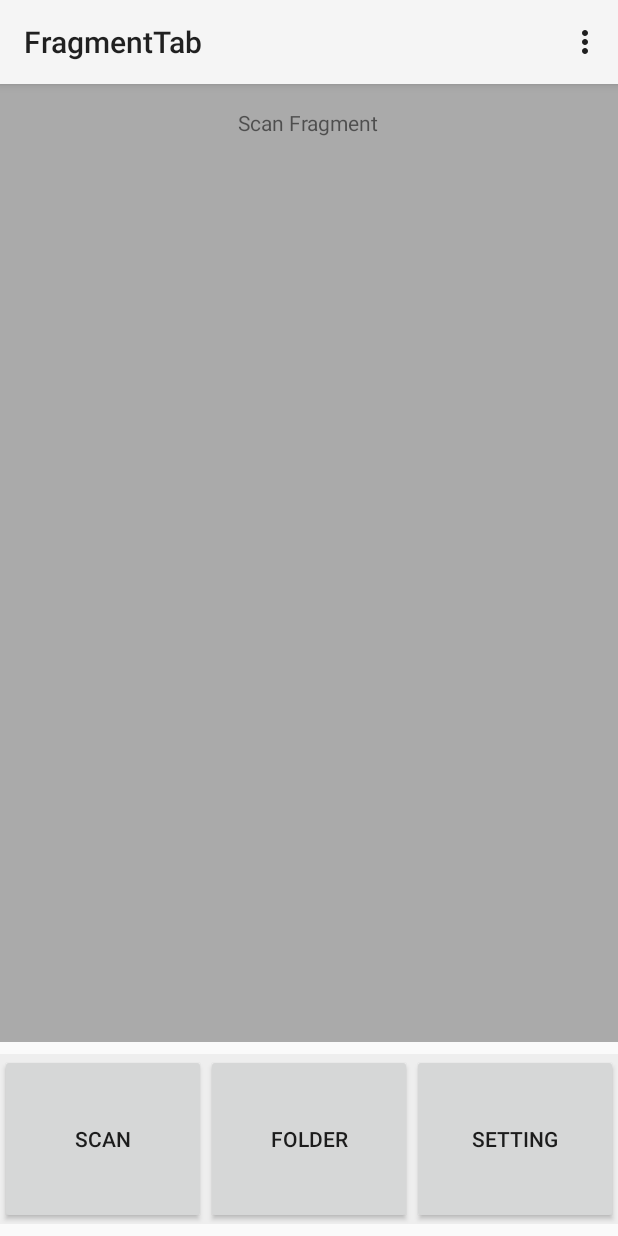
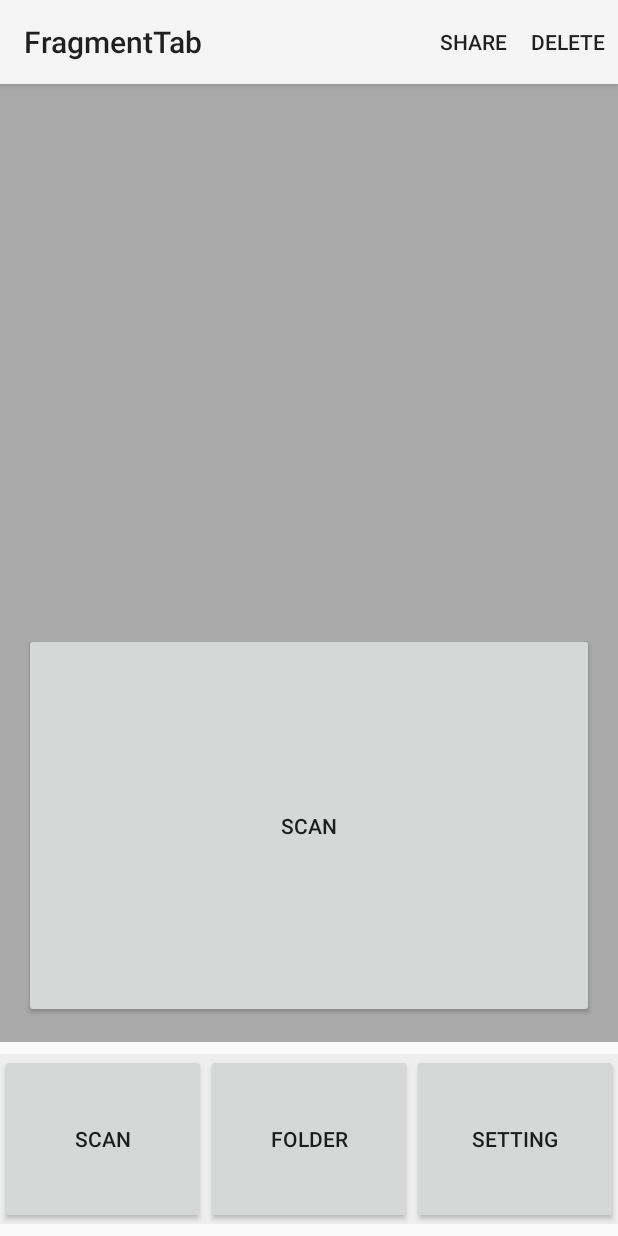
Before and after one commit to hs9021401/FragmentTab, an Android app: the screen it shows after launch (MainActivity), on a phone screen of 412 x 824 dp. Run offline under Robolectric (Android 15) with nearby library versions, the phone set to English and light mode, and no system bars.

Commit message:
Scan Command
http://[ IP ]/cgi-bin/[ Function ].cgi?[ Parameter ]
getstatus
Ready, NotReadyORBusy    X
doscan
OK    X
getimagecount
0-100    X
getimage
IMAGE OF JPEG  0-100
=======================================
Flow需要修改->> 下scan命令後, 需要一直去poll status是否ready, Ready才去抓張數->> 再下載圖片

```diff
--- a/app/src/main/AndroidManifest.xml
+++ b/app/src/main/AndroidManifest.xml
@@ -5,6 +5,7 @@
     <uses-permission android:name="android.permission.WRITE_EXTERNAL_STORAGE"/>
     <uses-permission android:name="android.permission.READ_EXTERNAL_STORAGE"/>
     <uses-permission android:name="android.permission.INTERNET"/>
+    <uses-permission android:name="android.permission.ACCESS_NETWORK_STATE"/>
 
     <application
         android:allowBackup="true"
--- a/app/src/main/java/com/foxlinkimage/alex/fragmenttab/FolderFrag.java
+++ b/app/src/main/java/com/foxlinkimage/alex/fragmenttab/FolderFrag.java
@@ -19,7 +19,7 @@ import java.util.ArrayList;
  * Created by Alex on 2015/3/11.
  */
 public class FolderFrag extends Fragment{
-    public final static String root_FolderPath = Environment.getExternalStoragePublicDirectory(Environment.DIRECTORY_PICTURES).getPath()+ "/MyPicFolder";
+    final static String root_FolderPath = Environment.getExternalStoragePublicDirectory(Environment.DIRECTORY_PICTURES).getPath()+ "/MyPicFolder";
     FileBaseAdapter fileBaseAdapter;
     TextView location;
     ListView fileList;
--- a/app/src/main/java/com/foxlinkimage/alex/fragmenttab/MainActivity.java
+++ b/app/src/main/java/com/foxlinkimage/alex/fragmenttab/MainActivity.java
@@ -6,7 +6,6 @@ import android.view.Menu;
 import android.view.MenuItem;
 
 public class MainActivity extends ActionBarActivity{
-    public final static int MENU_OPTION_SHARE = Menu.FIRST, MENU_OPTION_DELETE = Menu.FIRST +1;
     @Override
     protected void onCreate(Bundle savedInstanceState) {
         super.onCreate(savedInstanceState);
@@ -21,8 +20,7 @@ public class MainActivity extends ActionBarActivity{
 
     @Override
     public boolean onCreateOptionsMenu(Menu menu) {
-        menu.add(0, MENU_OPTION_SHARE, 0 , "分享");
-        menu.add(0, MENU_OPTION_DELETE, 1 , "刪除");
+        getMenuInflater().inflate(R.menu.menu_main, menu);
         return super.onCreateOptionsMenu(menu);
     }
 
--- a/app/src/main/java/com/foxlinkimage/alex/fragmenttab/MenuFragment.java
+++ b/app/src/main/java/com/foxlinkimage/alex/fragmenttab/MenuFragment.java
@@ -29,9 +29,9 @@ public class MenuFragment extends Fragment {
         fragmentTransaction = getFragmentManager().beginTransaction().add(R.id.container, frag);
         fragmentTransaction.commit();
 
-        Button btnScan = (Button)view.findViewById(R.id.buttonScan);
-        Button btnFolder = (Button)view.findViewById(R.id.buttonFolder);
-        Button btnSetting = (Button)view.findViewById(R.id.buttonSetting);
+        Button btnScan = (Button)view.findViewById(R.id.MenuBtnScan);
+        Button btnFolder = (Button)view.findViewById(R.id.MenuBtnFolder);
+        Button btnSetting = (Button)view.findViewById(R.id.MenuBtnSetting);
 
         btnScan.setOnClickListener(new View.OnClickListener() {
             @Override
--- a/app/src/main/java/com/foxlinkimage/alex/fragmenttab/ScanFrag.java
+++ b/app/src/main/java/com/foxlinkimage/alex/fragmenttab/ScanFrag.java
@@ -1,16 +1,50 @@
 package com.foxlinkimage.alex.fragmenttab;
 
+import android.content.Context;
+import android.content.Intent;
+import android.net.ConnectivityManager;
+import android.os.AsyncTask;
 import android.os.Bundle;
+import android.provider.Settings;
 import android.support.annotation.Nullable;
 import android.support.v4.app.Fragment;
 import android.view.LayoutInflater;
 import android.view.View;
 import android.view.ViewGroup;
+import android.widget.Button;
+import android.widget.TextView;
+import android.widget.Toast;
+
+import org.apache.http.HttpEntity;
+import org.apache.http.HttpResponse;
+import org.apache.http.client.ClientProtocolException;
+import org.apache.http.client.HttpClient;
+import org.apache.http.client.methods.HttpGet;
+import org.apache.http.impl.client.DefaultHttpClient;
+import org.apache.http.params.HttpConnectionParams;
+import org.apache.http.params.HttpParams;
+import org.apache.http.util.EntityUtils;
+
+import java.io.IOException;
 
 /**
  * Created by Alex on 2015/3/11.
  */
 public class ScanFrag extends Fragment {
+    static final String CMD_GET_STATUS = "getstatus";
+    static final String CMD_DO_SCAN = "doscan";
+    static final String CMD_GET_IMAGE_COUNT = "getimagecount";
+    static final String CMD_GET_IMAGE = "getimage";
+
+    static final String RESP_NotReadyORBusy = "NotReadyORBusy";
+
+    HttpClient httpClient;
+    String strResultMsgSend;
+    TextView txtResult;
+    Button btnScan;
+    int iImgCount;
+
+
     public ScanFrag()
     {}
 
@@ -19,4 +53,71 @@ public class ScanFrag extends Fragment {
         View rootView = inflater.inflate(R.layout.fragment_scan,null);
         return rootView;
     }
+
+    @Override
+    public void onViewCreated(View view, @Nullable Bundle savedInstanceState) {
+        txtResult = (TextView)view.findViewById(R.id.txtResult);
+        btnScan =(Button)view.findViewById(R.id.btnScan);
+        super.onViewCreated(view, savedInstanceState);
+        btnScan.setOnClickListener(new View.OnClickListener() {
+            @Override
+            public void onClick(View v) {
+                MyAsyncTask GetStatus = new MyAsyncTask();
+                GetStatus.execute(CMD_GET_STATUS,CMD_DO_SCAN,CMD_GET_IMAGE_COUNT);
+            }
+        });
+    }
+
+    class MyAsyncTask extends AsyncTask<String,String,Void>
+    {
+        @Override
+        protected void onProgressUpdate(String... values) {
+            txtResult.setText(txtResult.getText() + "\n" + values[0]);
+        }
+
+        @Override
+        protected Void doInBackground(String... params) {
+            /// /取得系統資訊的網路狀態
+            ConnectivityManager mConnMgr = (ConnectivityManager)getActivity().getSystemService(Context.CONNECTIVITY_SERVICE);
+            if(mConnMgr.getActiveNetworkInfo() == null)
+            {
+                Toast.makeText(getActivity(), "No network service...", Toast.LENGTH_SHORT).show();
+                Intent intent = new Intent(Settings.ACTION_SETTINGS);
+                startActivity(intent);
+            }else {
+
+                for (int i = 0; i < params.length; i++) {
+                    if(!isCancelled()) {
+                        httpClient = new DefaultHttpClient();
+                        try {
+                            HttpGet get = new HttpGet("http://10.1.20.85/cgi-bin/" + params[i] + ".cgi?");
+                            HttpParams httpParams = get.getParams();
+                            //設定connection timeout 5秒
+                            HttpConnectionParams.setConnectionTimeout(httpParams,5000);
+
+                            HttpResponse response = httpClient.execute(get);
+                            HttpEntity entity = response.getEntity();
+                            strResultMsgSend = EntityUtils.toString(entity).trim();
+                            publishProgress(strResultMsgSend);
+                            if(strResultMsgSend.equals(RESP_NotReadyORBusy)) {
+                                this.cancel(true);
+                                break;
+                            }
+                        } catch (ClientProtocolException ex) {
+                            publishProgress(ex.getMessage());
+                            break;
+                        }catch(IOException ex)
+                        {
+                            publishProgress(ex.getMessage());
+                            break;
+                        }
+
+                    }
+                }
+
+            }
+            return  null;
+        }
+    }
+
 }
--- a/app/src/main/res/layout/fragment_menu.xml
+++ b/app/src/main/res/layout/fragment_menu.xml
@@ -7,20 +7,20 @@
         android:layout_width="0dp"
         android:layout_height="match_parent"
         android:text="Scan"
-        android:id="@+id/buttonScan"
+        android:id="@+id/MenuBtnScan"
         android:layout_weight="1" />
 
     <Button
         android:layout_width="0dp"
         android:layout_height="match_parent"
         android:text="Folder"
-        android:id="@+id/buttonFolder"
+        android:id="@+id/MenuBtnFolder"
         android:layout_weight="1" />
 
     <Button
         android:layout_width="0dp"
         android:layout_height="match_parent"
         android:text="Setting"
-        android:id="@+id/buttonSetting"
+        android:id="@+id/MenuBtnSetting"
         android:layout_weight="1" />
 </LinearLayout>
--- a/app/src/main/res/layout/fragment_scan.xml
+++ b/app/src/main/res/layout/fragment_scan.xml
@@ -7,12 +7,20 @@
     tools:context=".MainActivity$PlaceholderFragment">
 
     <TextView
-        android:layout_width="wrap_content"
-        android:layout_height="wrap_content"
-        android:text="Scan Fragment"
-        android:layout_centerVertical="true"
-        android:layout_centerHorizontal="true"
-        />
+        android:id="@+id/txtResult"
+        android:text=""
+        android:singleLine="false"
+        android:layout_width="match_parent"
+        android:layout_height="350dp" />
+
+
+
+    <Button android:id="@+id/btnScan"
+        android:layout_width="match_parent"
+        android:layout_height="match_parent"
+        android:text="Scan"
+        android:layout_below="@+id/txtResult"/>
+
 
 
 </RelativeLayout>
--- a/app/src/main/res/layout/menu_multi.xml
+++ b/app/src/main/res/layout/menu_multi.xml
@@ -7,20 +7,20 @@
         android:layout_width="0dp"
         android:layout_height="match_parent"
         android:text="Scan"
-        android:id="@+id/buttonScan"
+        android:id="@+id/MenuBtnScan"
         android:layout_weight="1" />
 
     <Button
         android:layout_width="0dp"
         android:layout_height="match_parent"
         android:text="Folder"
-        android:id="@+id/buttonFolder"
+        android:id="@+id/MenuBtnFolder"
         android:layout_weight="1" />
 
     <Button
         android:layout_width="0dp"
         android:layout_height="match_parent"
         android:text="Setting"
-        android:id="@+id/buttonSetting"
+        android:id="@+id/MenuBtnSetting"
         android:layout_weight="1" />
 </LinearLayout>
--- a/app/src/main/res/menu/menu_main.xml
+++ b/app/src/main/res/menu/menu_main.xml
@@ -1,6 +1,25 @@
 <menu xmlns:android="http://schemas.android.com/apk/res/android"
     xmlns:app="http://schemas.android.com/apk/res-auto"
     xmlns:tools="http://schemas.android.com/tools" tools:context=".MainActivity">
-    <item android:id="@+id/action_settings" android:title="@string/action_settings"
-        android:orderInCategory="100" app:showAsAction="never" />
+
+    <!--
+    app:showAsAction這個參數可以決定ActionBar的menu項目擺放方式。
+    never   :  將所有項目放入以一個 "三個點" 的按鈕, 成為一個按popup的選單
+        參考  http://images.cnitblog.com/i/523661/201405/121736389846146.png
+    always  :   不管如何都會拆開來擺放顯示在ActionBar上 (Google如是說: 避免使用, 因為有的機器螢幕寬度不夠顯示, 而造成項目會看不到)。
+        參考  https://encrypted-tbn3.gstatic.com/images?q=tbn:ANd9GcTy_S6hUs-eTtcI2vzs_NF64DWTL13CDWuEL7CyxpXbFTKFfaAriw
+    ifRoon  :   設置後會自動判斷, 如果有空間擺放的話就會拆開放, 否則會整入到"三個點", 通常與withText屬性一起使用, 利用 "|"。
+    withText:   :   如需要已文字顯示,  請在item裡面定義 android:title。
+    -->
+
+    <item
+        android:id="@+id/action_share"
+        android:title="@string/share"
+        app:showAsAction="ifRoom|withText"/>
+
+    <item
+        android:id="@+id/action_delete"
+        android:title="@string/delete"
+        app:showAsAction="ifRoom|withText"/>
+
 </menu>
--- a/app/src/main/res/values/strings.xml
+++ b/app/src/main/res/values/strings.xml
@@ -3,6 +3,7 @@
     <string name="action_settings">Settings</string>
     <string name="crop">Crop</string>
     <string name="share">Share</string>
+    <string name="delete">Delete</string>
     <string name="view">View</string>
     <string name="empty">No file.</string>
 </resources>
```
Also changed, not shown: 27 other files.
